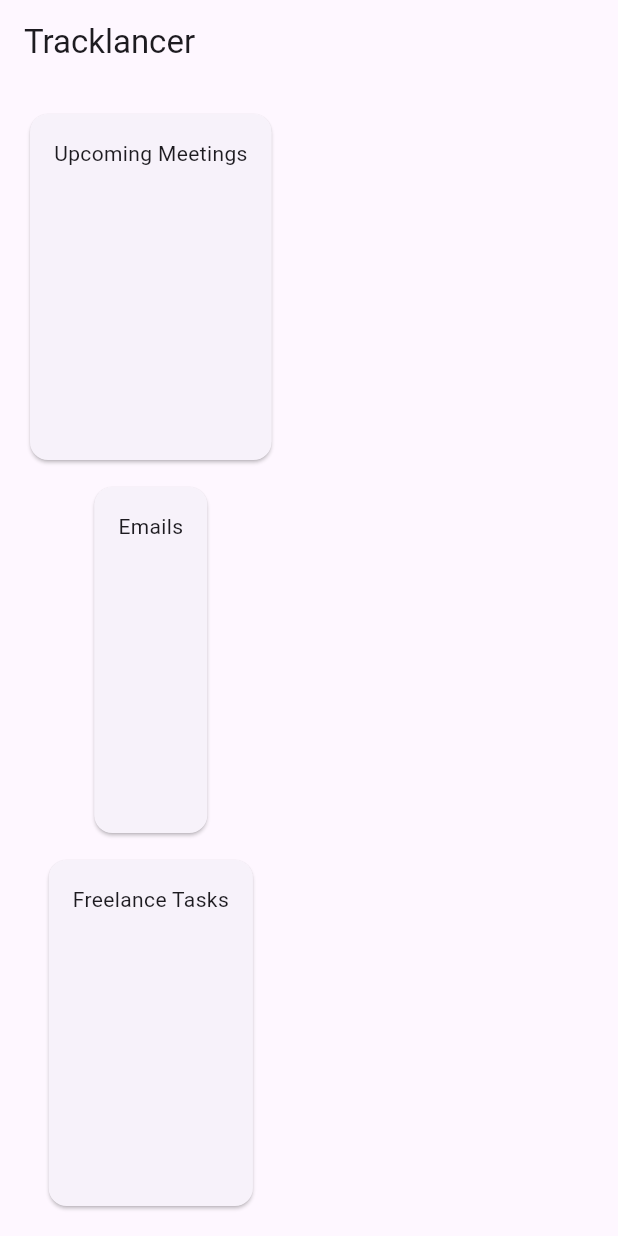
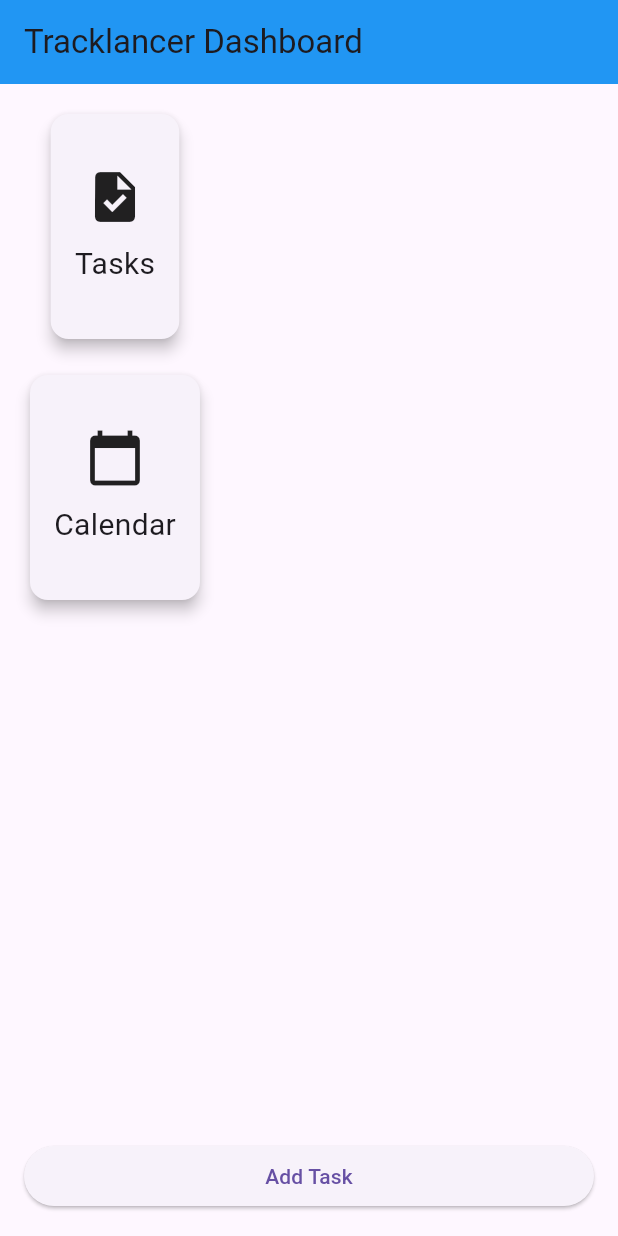
Before and after one commit to kalviumcommunity/tracklancer, a Flutter app: the screen it shows after launch, on a phone screen of 412 x 824 dp. Run offline on Flutter 3.47's test engine with Material 3 defaults, Android fonts, the phone set to English and light mode, and no system bars.

Commit message:
responsive layout

```diff
--- a/lib/main.dart
+++ b/lib/main.dart
@@ -1,69 +1,22 @@
 import 'package:flutter/material.dart';
+import 'screens/responsive_home.dart';
 
 void main() {
-  runApp(MyApp());
+  runApp(const TracklancerApp());
 }
 
-class MyApp extends StatelessWidget {
+class TracklancerApp extends StatelessWidget {
+  const TracklancerApp({super.key});
+
   @override
   Widget build(BuildContext context) {
     return MaterialApp(
-      home: Dashboard(),
+      title: 'Tracklancer',
+      debugShowCheckedModeBanner: false,
+      theme: ThemeData(
+        primarySwatch: Colors.blue,
+      ),
+      home: const ResponsiveHome(),
     );
   }
 }
-
-class Dashboard extends StatelessWidget {
-  @override
-  Widget build(BuildContext context) {
-
-    var width = MediaQuery.of(context).size.width;
-
-    return Scaffold(
-      appBar: AppBar(
-        title: Text("Tracklancer"),
-      ),
-      body: Padding(
-        padding: EdgeInsets.all(16),
-        child: width < 600
-            ? Column(
-                children: buildCards(),
-              )
-            : Row(
-                children: buildCards(),
-              ),
-      ),
-    );
-  }
-
-  List<Widget> buildCards() {
-    return [
-      Expanded(
-        child: Card(
-          child: Padding(
-            padding: EdgeInsets.all(16),
-            child: Text("Upcoming Meetings"),
-          ),
-        ),
-      ),
-      SizedBox(width: 10, height: 10),
-      Expanded(
-        child: Card(
-          child: Padding(
-            padding: EdgeInsets.all(16),
-            child: Text("Emails"),
-          ),
-        ),
-      ),
-      SizedBox(width: 10, height: 10),
-      Expanded(
-        child: Card(
-          child: Padding(
-            padding: EdgeInsets.all(16),
-            child: Text("Freelance Tasks"),
-          ),
-        ),
-      ),
-    ];
-  }
-}
--- /dev/null
+++ b/lib/screens/responsive_home.dart
@@ -0,0 +1,68 @@
+import 'package:flutter/material.dart';
+
+class ResponsiveHome extends StatelessWidget {
+  const ResponsiveHome({super.key});
+
+  @override
+  Widget build(BuildContext context) {
+
+    double screenWidth = MediaQuery.of(context).size.width;
+    bool isTablet = screenWidth > 600;
+
+    return Scaffold(
+      appBar: AppBar(
+        title: const Text("Tracklancer Dashboard"),
+        backgroundColor: Colors.blue,
+      ),
+
+      body: Padding(
+        padding: const EdgeInsets.all(16),
+
+        child: isTablet
+            ? Row(
+                children: [
+                  Expanded(child: buildCard("Tasks", Icons.task)),
+                  const SizedBox(width: 16),
+                  Expanded(child: buildCard("Calendar", Icons.calendar_today)),
+                ],
+              )
+            : Column(
+                children: [
+                  buildCard("Tasks", Icons.task),
+                  const SizedBox(height: 16),
+                  buildCard("Calendar", Icons.calendar_today),
+                ],
+              ),
+      ),
+
+      bottomNavigationBar: Padding(
+        padding: const EdgeInsets.all(16),
+        child: ElevatedButton(
+          onPressed: () {},
+          child: const Text("Add Task"),
+        ),
+      ),
+    );
+  }
+
+  Widget buildCard(String title, IconData icon) {
+    return Card(
+      elevation: 4,
+      child: Container(
+        height: 150,
+        padding: const EdgeInsets.all(16),
+        child: Column(
+          mainAxisAlignment: MainAxisAlignment.center,
+          children: [
+            Icon(icon, size: 40),
+            const SizedBox(height: 10),
+            Text(
+              title,
+              style: const TextStyle(fontSize: 20),
+            ),
+          ],
+        ),
+      ),
+    );
+  }
+}
```
